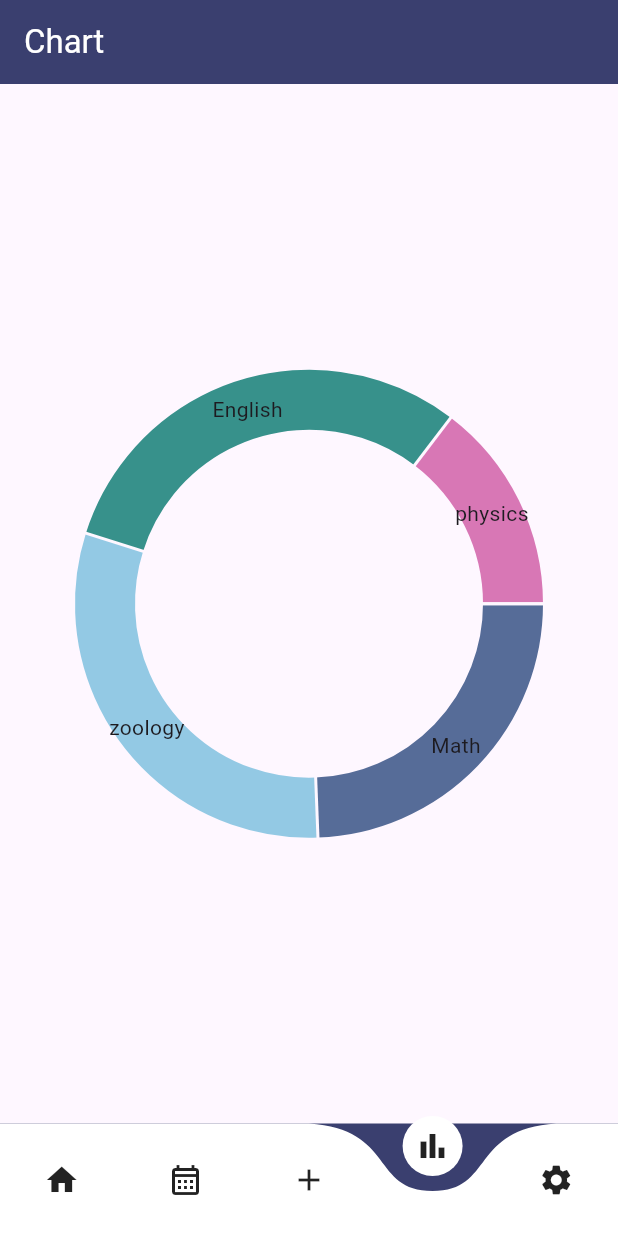
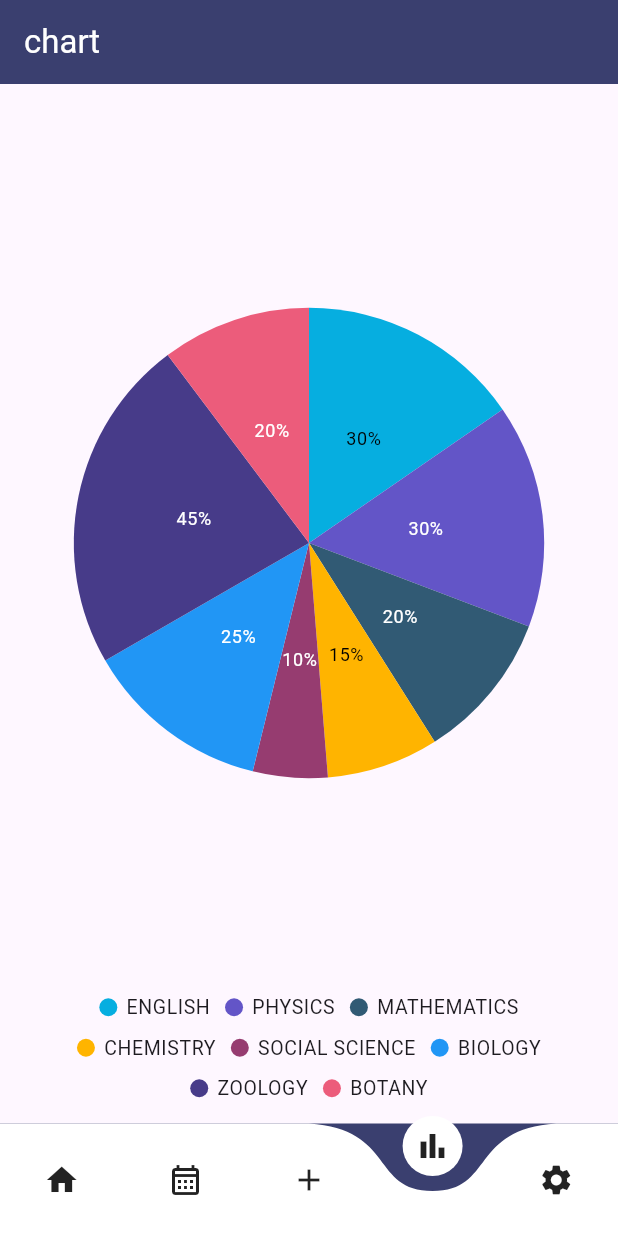
Before and after one commit to Rahma-kp/studentnotes, a Flutter app: the screen it shows after launch, item 4 of the bottom bar chosen, on a phone screen of 412 x 824 dp. Run offline on Flutter 3.47's test engine with Material 3 defaults, Android fonts, the phone set to English and light mode, and no system bars; drawn by our look-alikes of curved_navigation_bar, fl_chart; our stand-ins replace file_picker, flutter_speed_dial, hive, hive_flutter, image_picker, syncfusion_flutter_charts; missing offline and left inert: flutter_pdfview, flutter_timetable; accounts and stored records are empty.

Commit message:
first commit

```diff
--- a/lib/bottombar.dart
+++ b/lib/bottombar.dart
@@ -40,7 +40,7 @@ class _BottomBarState extends State<BottomBar> {
        HomeScreen(),
        TimeTable([]),
        noteaddingscreen(),
-       ChartScreen(),
+       PieChart(),
        settingScreen()
     ];
 
--- a/lib/screens/chart_screen.dart
+++ b/lib/screens/chart_screen.dart
@@ -1,44 +1,48 @@
-import 'package:fl_chart/fl_chart.dart';
 import 'package:flutter/material.dart';
+import 'package:syncfusion_flutter_charts/charts.dart';
 
-class ChartScreen extends StatelessWidget {
-  const ChartScreen({super.key});
+class PieChart extends StatelessWidget {
+  const PieChart({super.key});
 
   @override
   Widget build(BuildContext context) {
-    return Scaffold(
-      appBar: AppBar(
-        backgroundColor: const Color.fromARGB(207, 13, 20, 78),
-        title: Text(
-          "Chart",
-          style: TextStyle(color: Colors.white),
+    return SafeArea(
+      child: Scaffold(
+        appBar: AppBar(
+          title: Text('chart',style: TextStyle(color: Colors.white),),
+          backgroundColor: const Color.fromARGB(207, 13, 20, 78),
         ),
-      ),
-      body: Padding(
-        padding: const EdgeInsets.all(50),
-        child: PieChart(
-          swapAnimationDuration: Duration(milliseconds: 0),
-          swapAnimationCurve: Curves.bounceIn,
-          PieChartData(sections: [
-            PieChartSectionData(
-                value: 200,
-                title: "Math",
-                color: Color.fromARGB(255, 86, 108, 152)),
-            PieChartSectionData(
-                value: 250,
-                title: "zoology",
-                color: Color.fromARGB(255, 147, 201, 228)),
-            PieChartSectionData(
-                value: 250,
-                title: "English",
-                color: Color.fromARGB(255, 55, 145, 139)),
-            PieChartSectionData(
-                value: 120,
-                title: "physics",
-                color: Color.fromARGB(255, 216, 119, 181)),
-          ]),
-        ),
+        body: SfCircularChart(
+            legend: const Legend(isVisible: true),
+            series: <PieSeries<_PieData, String>>[
+              PieSeries<_PieData, String>(
+                  explode: true,
+                  explodeIndex: 0,
+                  dataSource: pieData,
+                  xValueMapper: (_PieData data, _) => data.xData,
+                  yValueMapper: (_PieData data, _) => data.yData,
+                  dataLabelMapper: (_PieData data, _) => data.text,
+                  dataLabelSettings: const DataLabelSettings(isVisible: true)),
+            ]),
       ),
     );
   }
 }
+
+class _PieData {
+  _PieData(this.xData, this.yData, this.text);
+  final String xData;
+  final num yData;
+  final String text;
+}
+
+final List<_PieData> pieData = [
+  _PieData('ENGLISH', 30, '30%'),
+  _PieData('PHYSICS', 30, '30%'),
+  _PieData('MATHEMATICS', 20, '20%'),
+  _PieData('CHEMISTRY', 15, '15%'),
+  _PieData('SOCIAL SCIENCE', 10, '10%'),
+  _PieData('BIOLOGY', 25, '25%'),
+  _PieData('ZOOLOGY', 45, '45%'),
+  _PieData('BOTANY', 20, '20%')
+];
--- a/lib/screens/notes_listview.dart
+++ b/lib/screens/notes_listview.dart
@@ -39,7 +39,6 @@ class _NotelistViewScreenState extends State<NotelistViewScreen> {
       body: ValueListenableBuilder(
         valueListenable: noteListNotifier,
         builder: (BuildContext ctx, List<notesData> notelist, Widget? child) {
-          // Filter notes based on the selected category
           List<notesData> filteredNotes = notelist
               .where((not) => not.category == widget.selectedsub)
               .toList();
--- a/pubspec.yaml
+++ b/pubspec.yaml
@@ -40,6 +40,7 @@ dependencies:
   hive: ^2.2.3
   hive_flutter: ^1.1.0
   image_picker: ^1.0.4
+  syncfusion_flutter_charts: ^23.1.38
 
 
 dev_dependencies:
@@ -60,6 +61,7 @@ flutter:
   # To add assets to your application, add an assets section, like this:
   assets:
     - assets/images/
+    - assets/catogory/
   # An image asset can refer to one or more resolution-specific "variants", see
   # https://flutter.dev/assets-and-images/#resolution-aware
   # For details regarding adding assets from package dependencies, see
```
Also changed, not shown: lib/screens/editing_screen.dart (+36 -18 lines), lib/screens/home_screen.dart (+28 -24 lines), lib/screens/note_screen.dart (+34 -5 lines), assets/catogory/bio.jpg (added), assets/catogory/botany.jpg (added), assets/catogory/ch.jpg (added), assets/catogory/eng.jpg (added), assets/catogory/lang.jpg (added), assets/catogory/math.jpg (added), assets/catogory/phy.jpg (added), assets/catogory/so.jpg (added), assets/catogory/zoo.jpg (added), pubspec.lock.
